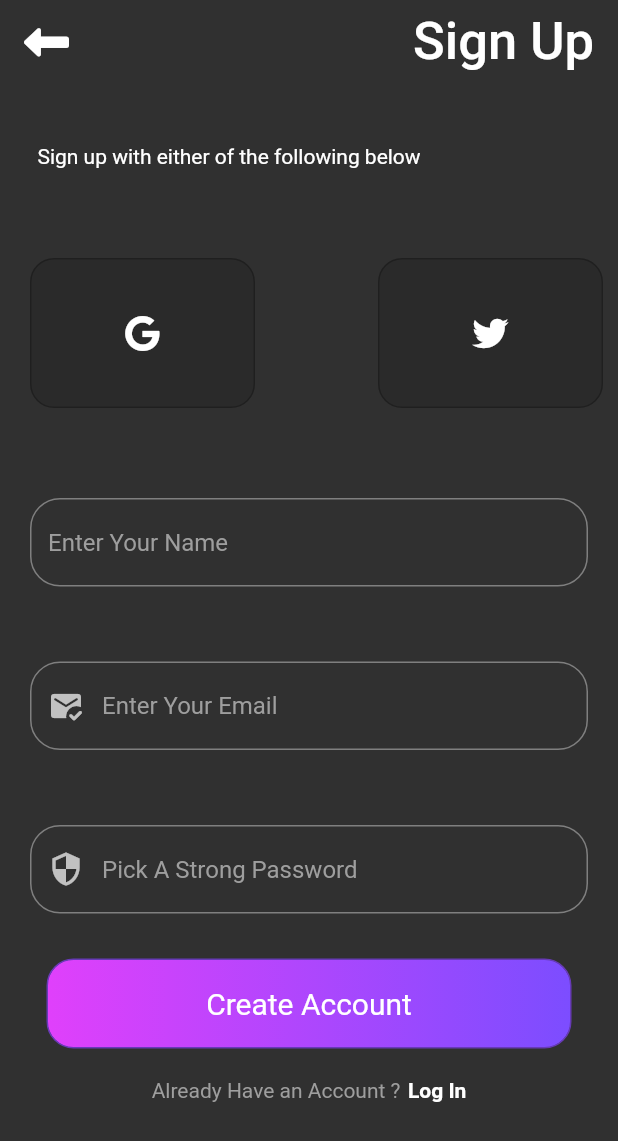
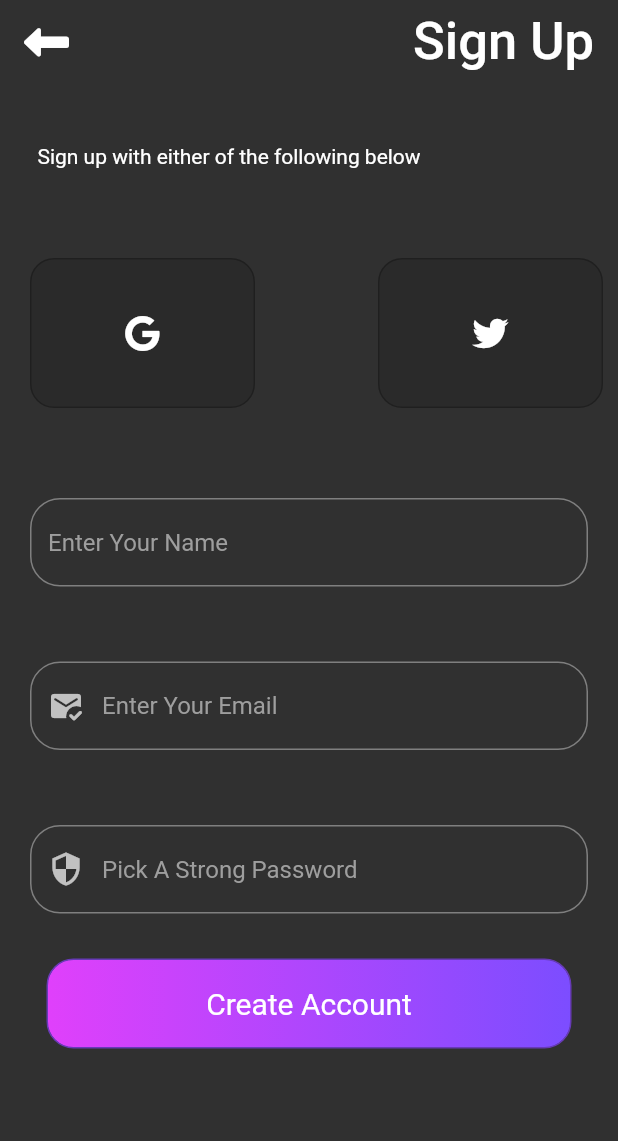
Before and after one commit to kim-thuita/sign_in_firebase, a Flutter app: the screen it shows after launch, after a tap on "Create Account", on a phone screen of 412 x 824 dp. Shown: the top 1141 px of the screen. Run offline on Flutter 3.47's test engine with Material 2 defaults, Android fonts, the phone set to English and light mode, and no system bars; our stand-ins replace firebase_core, font_awesome_flutter, google_fonts; accounts and stored records are empty; Roboto replaces fonts that are missing (Aladin, Aldrich).

Commit message:
"Minor changes being made such as removing gesture detectors and replacing it wit buttons"

```diff
--- a/lib/main.dart
+++ b/lib/main.dart
@@ -1,14 +1,11 @@
 import 'package:basic_sign_implementation/screens/home_page_screen.dart';
 import 'package:basic_sign_implementation/screens/home_screen.dart';
-import 'package:basic_sign_implementation/screens/sign_in.dart';
 import 'package:basic_sign_implementation/screens/sign_up.dart';
 import 'package:basic_sign_implementation/splash_screen/splash_screen.dart';
 import 'package:firebase_core/firebase_core.dart';
 import 'package:flutter/material.dart';
 
-Future<void> main() async {
-  WidgetsFlutterBinding.ensureInitialized();
-  Firebase.initializeApp();
+void main() {
   runApp(MaterialApp(
       debugShowCheckedModeBanner: false,
       initialRoute: 'splash_screen',
@@ -16,7 +13,6 @@ Future<void> main() async {
         'splash_screen': (context) => SplashScreen(),
         'home_screen': (context) => Home_Screen(),
         'sign_up': (context) => Sign_Up(),
-        'sign_in': (context) => Sign_In(),
         'home_page_screen': (context) => HomePage_Screen(),
       }));
 }
--- a/lib/screens/home_screen.dart
+++ b/lib/screens/home_screen.dart
@@ -1,4 +1,3 @@
-import 'package:basic_sign_implementation/screens/sign_in.dart';
 import 'package:basic_sign_implementation/screens/sign_up.dart';
 import 'package:flutter/material.dart';
 import 'package:google_fonts/google_fonts.dart';
@@ -62,35 +61,25 @@ class _Home_ScreenState extends State<Home_Screen> {
                 ),
               ),
             ),
-            SizedBox(height: 40),
-            Row(
-              mainAxisAlignment: MainAxisAlignment.center,
-              children: [
-                Text(
-                  "Already Have an Account ?",
+            SizedBox(height: 60),
+            Container(
+              height: 55,
+              width: 350,
+              child: ElevatedButton(
+                style: ElevatedButton.styleFrom(
+                    backgroundColor: Colors.orange,
+                    shape: RoundedRectangleBorder(
+                      borderRadius: BorderRadius.circular(16),
+                    )),
+                onPressed: () {},
+                child: Text(
+                  "Sign IN Anonymously",
                   style: GoogleFonts.aldrich(
-                    color: Colors.grey.shade600,
+                    color: Colors.white,
                     fontSize: 15,
                   ),
                 ),
-                SizedBox(width: 15),
-                GestureDetector(
-                  onTap: () => Navigator.push(
-                    context,
-                    MaterialPageRoute(
-                      builder: (context) => Sign_In(),
-                    ),
-                  ),
-                  child: Text(
-                    "Log In",
-                    style: GoogleFonts.aldrich(
-                      color: Colors.black,
-                      fontWeight: FontWeight.bold,
-                      fontSize: 15,
-                    ),
-                  ),
-                ),
-              ],
+              ),
             ),
           ],
         ),
--- a/lib/screens/sign_up.dart
+++ b/lib/screens/sign_up.dart
@@ -1,6 +1,3 @@
-import 'package:basic_sign_implementation/screens/home_screen.dart';
-import 'package:basic_sign_implementation/screens/sign_in.dart';
-import 'package:firebase_auth/firebase_auth.dart';
 import 'package:flutter/material.dart';
 import 'package:google_fonts/google_fonts.dart';
 import 'package:font_awesome_flutter/font_awesome_flutter.dart';
@@ -141,25 +138,6 @@ class _Sign_UpState extends State<Sign_Up> {
                   ),
                 ),
                 SizedBox(height: 20),
-                Row(
-                  mainAxisAlignment: MainAxisAlignment.center,
-                  children: [
-                    Text(
-                      "Already Have an Account ?",
-                      style: TextStyle(color: Colors.grey),
-                    ),
-                    SizedBox(
-                      width: 5,
-                    ),
-                    GestureDetector(
-                      child: Text(
-                        "Log In",
-                        style: TextStyle(
-                            color: Colors.white, fontWeight: FontWeight.bold),
-                      ),
-                    )
-                  ],
-                ),
               ],
             )
           ],
```
Also changed, not shown: lib/screens/sign_in.dart (deleted, +0 -255 lines).
